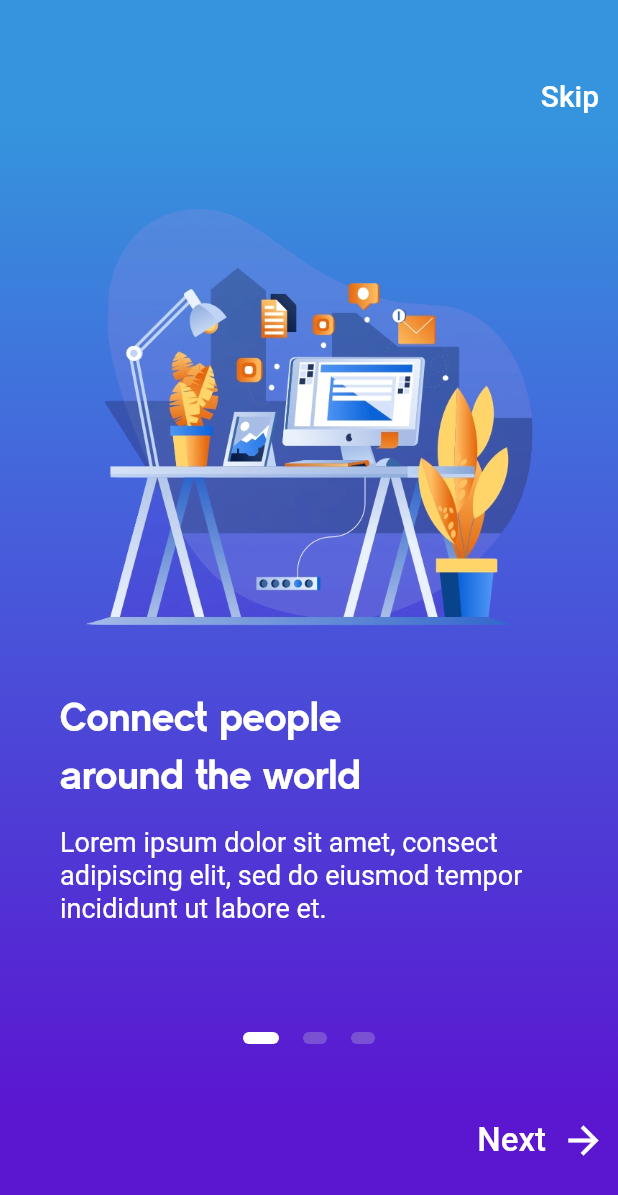
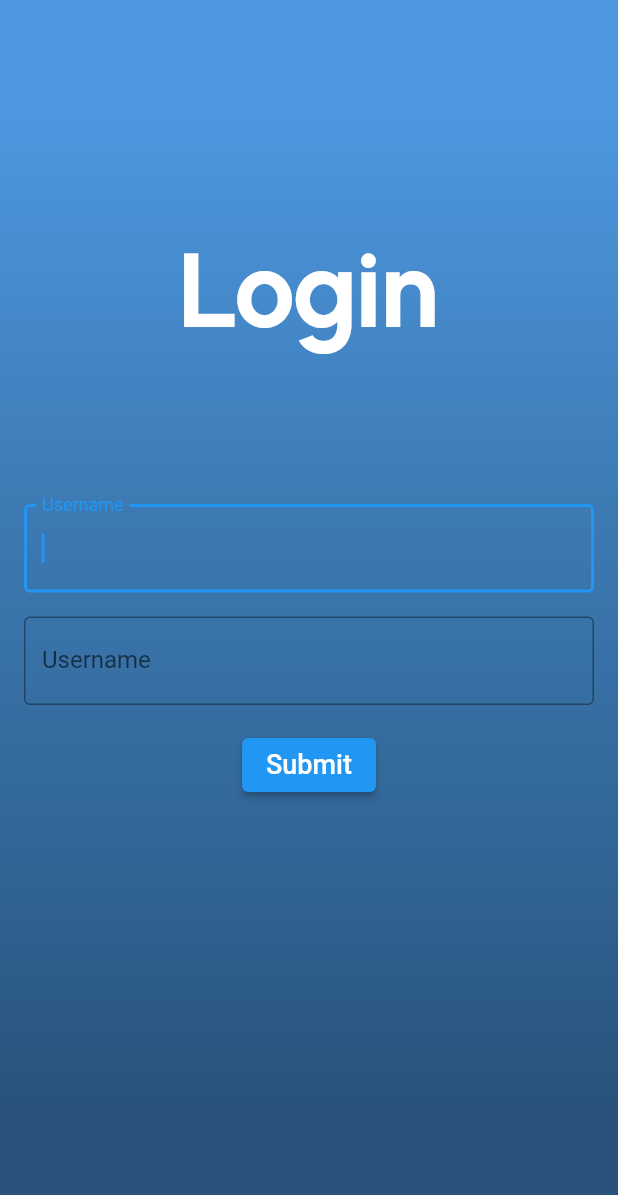
Before and after one commit to lerimeur/flutsenger, a Flutter app: the screen it shows after launch, after a tap on "Skip", on a phone screen of 412 x 824 dp. Shown: the top 1195 px of the screen. Run offline on Flutter 3.47's test engine with Material 2 defaults, Android fonts, the light colour scheme and no system bars.

Commit message:
fix: color shema and customise textfield

```diff
--- /dev/null
+++ b/flutsenger_app/lib/component/textfiled.dart
@@ -0,0 +1,24 @@
+import 'package:flutter/material.dart';
+
+class MyTextField extends StatelessWidget {
+  final TextEditingController customcontroler;
+
+  final bool obs;
+  MyTextField({Key key, this.customcontroler, this.obs}) : super(key: key);
+
+  @override
+  Widget build(BuildContext context) {
+    return TextField(
+      obscureText: obs,
+      controller: customcontroler,
+      textInputAction: TextInputAction.done,
+      autofocus: true,
+      decoration: InputDecoration(
+        border: OutlineInputBorder(),
+        labelText: 'Username',
+        focusColor: Color(0xFFfbeeac),
+        fillColor: Color(0xFF8ac4d0),
+      ),
+    );
+  }
+}
--- a/flutsenger_app/lib/main.dart
+++ b/flutsenger_app/lib/main.dart
@@ -10,7 +10,7 @@ class MyApp extends StatelessWidget {
   @override
   Widget build(BuildContext context) {
     return MaterialApp(
-      title: 'Flutsenger',
+      debugShowCheckedModeBanner: false,
       home: Scaffold(
         body: OnboardingScreen(),
       ),
--- a/flutsenger_app/lib/screens/login.dart
+++ b/flutsenger_app/lib/screens/login.dart
@@ -1,9 +1,10 @@
 import 'package:flutter/material.dart';
+import 'package:flutter/services.dart';
+import '../utilities/styles.dart';
+import 'package:flutsenger_app/component/textfiled.dart';
 
-class TODOLogin extends StatefulWidget {
-  final onLogin;
-
-  TODOLogin({@required this.onLogin});
+class LoginPage extends StatefulWidget {
+  // final onLogin;
 
   @override
   State<StatefulWidget> createState() {
@@ -11,39 +12,65 @@ class TODOLogin extends StatefulWidget {
   }
 }
 
-class LoginState extends State<TODOLogin> {
+class LoginState extends State<LoginPage> {
   final TextEditingController usernameController = TextEditingController();
   final TextEditingController passwordController = TextEditingController();
 
   @override
   Widget build(BuildContext context) {
     return Scaffold(
-      appBar: AppBar(title: Text('Please log in')),
-      body: Padding(
+        body: AnnotatedRegion<SystemUiOverlayStyle>(
+            value: SystemUiOverlayStyle.light,
+            child: Container(
+              decoration: BoxDecoration(
+                gradient: LinearGradient(
+                  begin: Alignment.topCenter,
+                  end: Alignment.bottomCenter,
+                  stops: [0.1, 0.4, 0.7, 0.9],
+                  colors: [
+                    Color(0xFF4C97DE),
+                    Color(0xFF3D7BB5),
+                    Color(0xFF316494),
+                    Color(0xFF28527A),
+                  ],
+                ),
+              ),
+              child: Padding(
                 padding: EdgeInsets.all(16),
                 child: Column(
                   children: <Widget>[
+                    Container(height: 150),
+                    Text(
+                      'Login',
+                      style: headLine,
+                    ),
+                    Container(height: 100),
                     Padding(
                       padding: EdgeInsets.only(bottom: 16),
-                child: TextField(
-                  decoration: InputDecoration(border: OutlineInputBorder(), labelText: 'Username'),
-                )),
+                      child: MyTextField(customcontroler: usernameController, obs: false),
+                    ),
                     Padding(
                       padding: EdgeInsets.only(bottom: 16),
-                child: TextField(
-                  obscureText: true,
-                  decoration: InputDecoration(border: OutlineInputBorder(), labelText: 'Password'),
-                )),
+                      child: MyTextField(
+                        obs: true,
+                        customcontroler: passwordController,
+                      ),
+                    ),
                     ElevatedButton(
                       style: ButtonStyle(),
-              onPressed: () => widget.onLogin(usernameController.text, passwordController.text),
-              child: Text('LOGIN'),
+                      onPressed: () => print(
+                        'une fonction styler a ete mis en com dsl ${usernameController.text}',
+                      ), //widget.onLogin(usernameController.text, passwordController.text),
+                      child: Text(
+                        'Submit',
+                        style: kSubtitleStyle,
+                      ),
                     )
                   ],
-          mainAxisAlignment: MainAxisAlignment.center,
-          crossAxisAlignment: CrossAxisAlignment.end,
+                  mainAxisAlignment: MainAxisAlignment.start,
+                  // crossAxisAlignment: CrossAxisAlignment.end,
                 ),
               ),
-    );
+            )));
   }
 }
--- a/flutsenger_app/lib/screens/onboarding_screen.dart
+++ b/flutsenger_app/lib/screens/onboarding_screen.dart
@@ -1,6 +1,8 @@
 import 'package:flutter/material.dart';
 import 'package:flutter/services.dart';
 import '../utilities/styles.dart';
+import '../utilities/useful_fct.dart';
+import 'login.dart';
 
 class OnboardingScreen extends StatefulWidget {
   @override
@@ -27,7 +29,7 @@ class _OnboardingScreenState extends State<OnboardingScreen> {
       height: 8.0,
       width: isActive ? 24.0 : 16.0,
       decoration: BoxDecoration(
-        color: isActive ? Colors.white : Color(0xFF7B51D3),
+        color: isActive ? Colors.white : Color(0xFFf4d160),
         borderRadius: BorderRadius.all(Radius.circular(12)),
       ),
     );
@@ -45,10 +47,10 @@ class _OnboardingScreenState extends State<OnboardingScreen> {
               end: Alignment.bottomCenter,
               stops: [0.1, 0.4, 0.7, 0.9],
               colors: [
-                Color(0xFF3594DD),
-                Color(0xFF4563DB),
-                Color(0xFF5036D5),
-                Color(0xFF5B16D0),
+                Color(0xFF4C97DE),
+                Color(0xFF3D7BB5),
+                Color(0xFF316494),
+                Color(0xFF28527A),
               ],
             ),
           ),
@@ -60,11 +62,11 @@ class _OnboardingScreenState extends State<OnboardingScreen> {
                 Container(
                   alignment: Alignment.centerRight,
                   child: TextButton(
-                    onPressed: () => print('Skip'),
+                    onPressed: () => goOn(LoginPage(), context),
                     child: Text(
                       'Skip',
                       style: TextStyle(
-                        color: Colors.white,
+                        color: Color(0xFFfbeeac),
                         fontSize: 20.0,
                       ),
                     ),
@@ -181,14 +183,14 @@ class _OnboardingScreenState extends State<OnboardingScreen> {
                                 Text(
                                   'Next',
                                   style: TextStyle(
-                                    color: Colors.white,
+                                    color: Color(0xFFfbeeac),
                                     fontSize: 22.0,
                                   ),
                                 ),
                                 SizedBox(width: 10.0),
                                 Icon(
                                   Icons.arrow_forward,
-                                  color: Colors.white,
+                                  color: Color(0xFFfbeeac),
                                   size: 30.0,
                                 ),
                               ],
@@ -206,16 +208,16 @@ class _OnboardingScreenState extends State<OnboardingScreen> {
           ? Container(
               height: 100.0,
               width: double.infinity,
-              color: Colors.white,
+              color: Color(0xFF8ac4d0),
               child: GestureDetector(
-                onTap: () => print('Get started'),
+                onTap: () => goOn(LoginPage(), context),
                 child: Center(
                   child: Padding(
                     padding: EdgeInsets.only(bottom: 30.0),
                     child: Text(
                       'Get started',
                       style: TextStyle(
-                        color: Color(0xFF5B16D0),
+                        color: Color(0xFFfbeeac),
                         fontSize: 20.0,
                         fontWeight: FontWeight.bold,
                       ),
--- a/flutsenger_app/lib/utilities/styles.dart
+++ b/flutsenger_app/lib/utilities/styles.dart
@@ -1,4 +1,11 @@
 import 'package:flutter/material.dart';
+
+final headLine = TextStyle(
+  color: Colors.white,
+  fontFamily: 'CM Sans Serif',
+  fontSize: 70.0,
+  height: 1,
+);
 
 final kTitleStyle = TextStyle(
   color: Colors.white,
--- /dev/null
+++ b/flutsenger_app/lib/utilities/useful_fct.dart
@@ -0,0 +1,5 @@
+import 'package:flutter/material.dart';
+
+void goOn(Widget value, BuildContext context) {
+  Navigator.push(context, MaterialPageRoute(builder: (context) => value));
+}
```
Also changed, not shown: 2 other files. Lines whose indentation alone changed are shown as unchanged.
